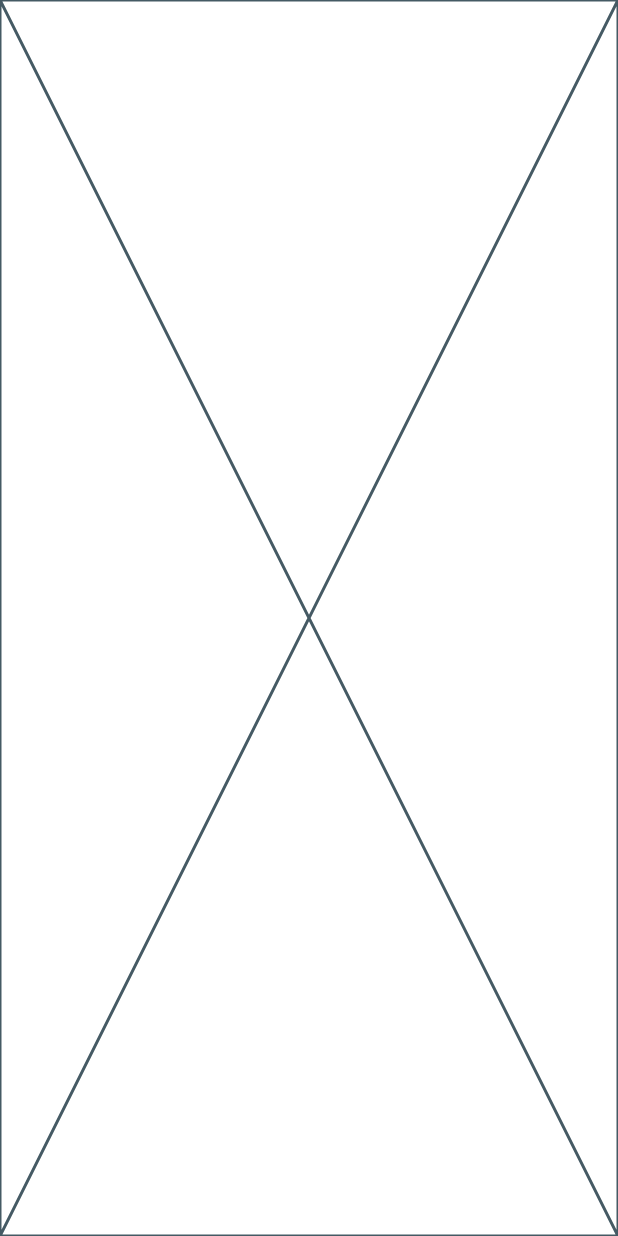
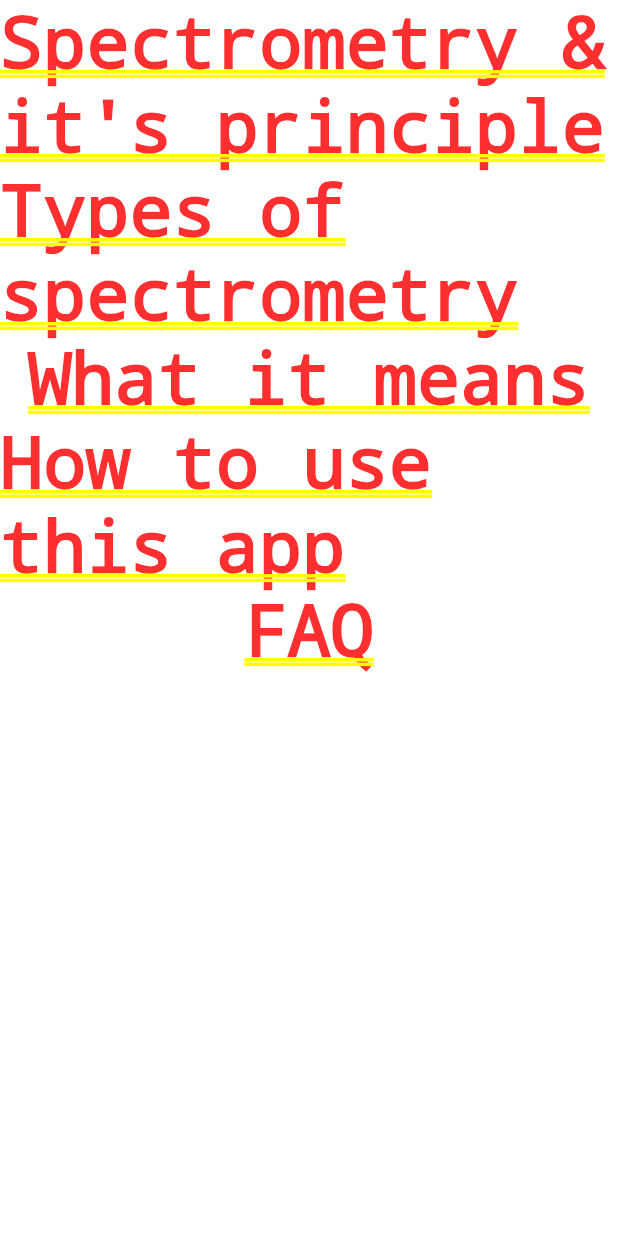
Before and after one commit to rizanB/spectro, a Flutter app: the screen it shows after launch, after a tap on "Help", on a phone screen of 412 x 824 dp. Run offline on Flutter 3.47's test engine with Material 3 defaults, Android fonts, the phone set to English and light mode, and no system bars; our stand-ins replace fl_chart, permission_handler, shared_preferences.

Commit message:
minor changes

```diff
--- a/lib/main.dart
+++ b/lib/main.dart
@@ -10,7 +10,7 @@ class MyApp extends StatelessWidget {
   Widget build(BuildContext context) {
     return MaterialApp(
       debugShowCheckedModeBanner: false,
-      title: 'Spectroscopy Data App',
+      title: 'Spectro app',
       theme: ThemeData(
         primarySwatch: Colors.blue,
       ),
--- a/lib/screens/help.dart
+++ b/lib/screens/help.dart
@@ -5,6 +5,17 @@ class HelpScreen extends StatelessWidget {
 
   @override
   Widget build(BuildContext context) {
-    return const Placeholder();
+    return SingleChildScrollView(
+      scrollDirection: Axis.vertical,
+      child: Column(
+        children: [
+          Text('Spectrometry & it\'s principle'),
+          Text('Types of spectrometry'),
+          Text('What it means'),
+          Text('How to use this app'),
+          Text('FAQ')
+        ],
+      ),
+    );
   }
 }
--- a/lib/screens/new_exp.dart
+++ b/lib/screens/new_exp.dart
@@ -10,7 +10,7 @@ import 'package:permission_handler/permission_handler.dart';
 
 
 class NewExperimentScreen extends StatelessWidget {
-  const NewExperimentScreen({Key? key}) : super(key: key);
+  const NewExperimentScreen({super.key});
 
   @override
   Widget build(BuildContext context) {
@@ -19,7 +19,7 @@ class NewExperimentScreen extends StatelessWidget {
 }
 
 class CalibrationHomePage extends StatefulWidget {
-  const CalibrationHomePage({Key? key}) : super(key: key);
+  const CalibrationHomePage({super.key});
 
   @override
   _CalibrationHomePageState createState() => _CalibrationHomePageState();
@@ -66,7 +66,6 @@ class _CalibrationHomePageState extends State<CalibrationHomePage> {
   void saveExperiment() async {
     if (observations.length >= 3) {
       final experimentName = experimentNameController.text.trim();
-      final date = DateTime.now();
 
       if (experimentName.isEmpty) {
         _promptUserForExperimentName();
```
Also changed, not shown: lib/tools/db_helper.dart (deleted, +0 -65 lines).
